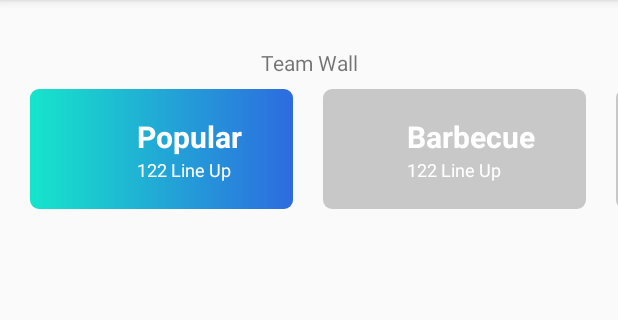
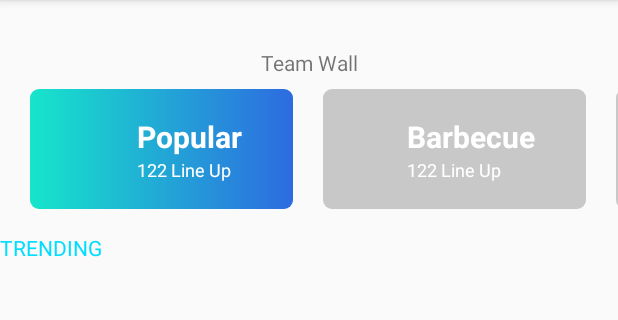
Before and after one commit to SeeU-Team/SeeU-Android, an Android app: the TeamWallFragment screen opened directly, with no data from a screen before it, on a phone screen of 412 x 824 dp, the part 84-404 px from its top. Run offline under Robolectric (Android 15) with nearby library versions, the phone set to English and light mode, and no system bars.

Commit message:
add files for list of teams. Views are made

```diff
--- a/app/src/main/java/com/seeu/TeamWallFragment.java
+++ b/app/src/main/java/com/seeu/TeamWallFragment.java
@@ -13,8 +13,6 @@ import android.widget.Toast;
 
 import java.util.ArrayList;
 import java.util.List;
-
-import static android.support.v7.widget.RecyclerView.*;
 
 /**
  * Created by thomasfouan on 16/03/2018.
--- a/app/src/main/java/com/seeu/TypeTeamViewHolder.java
+++ b/app/src/main/java/com/seeu/TypeTeamViewHolder.java
@@ -1,16 +1,16 @@
 package com.seeu;
 
-import android.graphics.Color;
 import android.support.constraint.ConstraintLayout;
-import android.support.v7.widget.RecyclerView;
+import android.support.v7.widget.RecyclerView.ViewHolder;
 import android.view.View;
+import android.view.View.OnClickListener;
 import android.widget.TextView;
 
 /**
  * Created by thomasfouan on 16/03/2018.
  */
 
-class TypeTeamViewHolder extends RecyclerView.ViewHolder implements View.OnClickListener {
+class TypeTeamViewHolder extends ViewHolder implements OnClickListener {
 
 	private ConstraintLayout rootLayout;
 	private TextView name;
--- a/app/src/main/res/layout/fragment_teamwall.xml
+++ b/app/src/main/res/layout/fragment_teamwall.xml
@@ -27,4 +27,26 @@
 
     </android.support.v7.widget.RecyclerView>
 
+    <TextView
+        android:id="@+id/titleTeam"
+        android:layout_width="0dp"
+        android:layout_height="26dp"
+        android:layout_marginTop="16dp"
+        android:text="TRENDING"
+        android:textColor="@android:color/holo_blue_bright"
+        app:layout_constraintEnd_toEndOf="parent"
+        app:layout_constraintStart_toStartOf="parent"
+        app:layout_constraintTop_toBottomOf="@+id/typeTeamRecycler" />
+
+    <android.support.v7.widget.RecyclerView
+        android:id="@+id/teamRecycler"
+        android:layout_width="match_parent"
+        android:layout_height="wrap_content"
+        android:layout_marginTop="8dp"
+        app:layout_constraintEnd_toEndOf="parent"
+        app:layout_constraintStart_toStartOf="parent"
+        app:layout_constraintTop_toBottomOf="@+id/titleTeam">
+
+    </android.support.v7.widget.RecyclerView>
+
 </android.support.constraint.ConstraintLayout>
--- a/app/src/main/res/values/colors.xml
+++ b/app/src/main/res/values/colors.xml
@@ -1,6 +1,6 @@
 <?xml version="1.0" encoding="utf-8"?>
 <resources>
     <color name="colorPrimary">#3F51B5</color>
-    <color name="colorPrimaryDark">#303F9F</color>
+    <color name="colorPrimaryDark">#303f9f</color>
     <color name="colorAccent">#FF4081</color>
 </resources>
```
Also changed, not shown: app/src/main/java/com/seeu/ConnectionActivity.java (+21 -4 lines), app/src/main/java/com/seeu/TeamViewHolder.java (added, +21 -0 lines), app/src/main/res/layout/layout_team_item.xml (added, +37 -0 lines).
